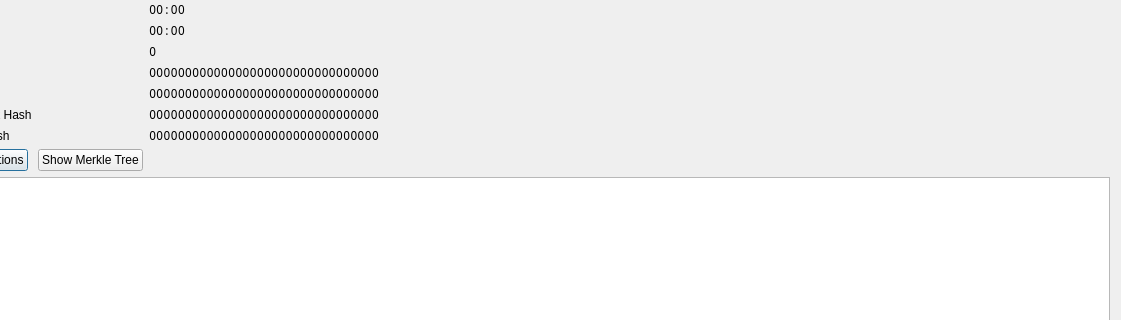
torkelrogstad/mainchain, file src/qt/forms/blockindexdetailsdialog.ui: the form before one commit; both pictures show x 90 to 1211 and y 135 to 455 of the 1211 by 621 pixel window.
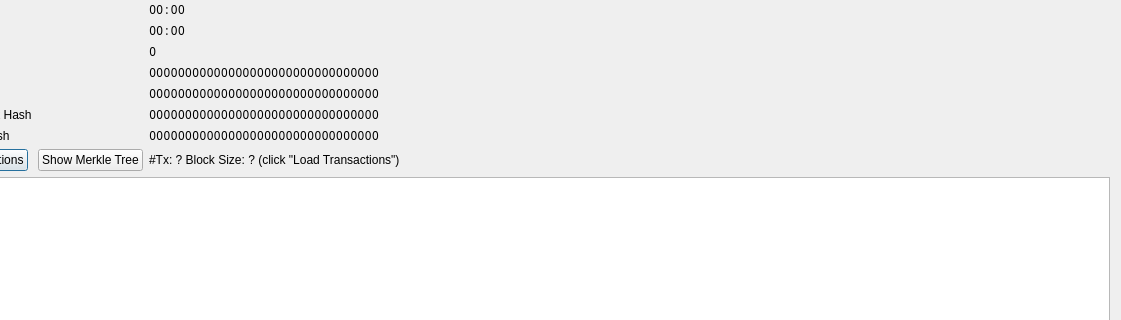
The form after the commit.

Commit message:
Show block size & txn count when txns are loaded
* On the block index details dialog, show txn count and block size once
the transactions have been loaded

```diff
--- a/src/qt/forms/blockindexdetailsdialog.ui
+++ b/src/qt/forms/blockindexdetailsdialog.ui
@@ -296,6 +296,16 @@
      </property>
     </widget>
    </item>
+   <item row="13" column="2">
+    <widget class="QLabel" name="labelBlockInfo">
+     <property name="text">
+      <string>#Tx: ? Block Size: ? (click &quot;Load Transactions&quot;)</string>
+     </property>
+     <property name="textInteractionFlags">
+      <set>Qt::LinksAccessibleByMouse|Qt::TextSelectableByMouse</set>
+     </property>
+    </widget>
+   </item>
   </layout>
  </widget>
  <resources/>
```
Left out of the diff: 39 changed lines with no effect on the pictures. The commit also changes 1 other file.
